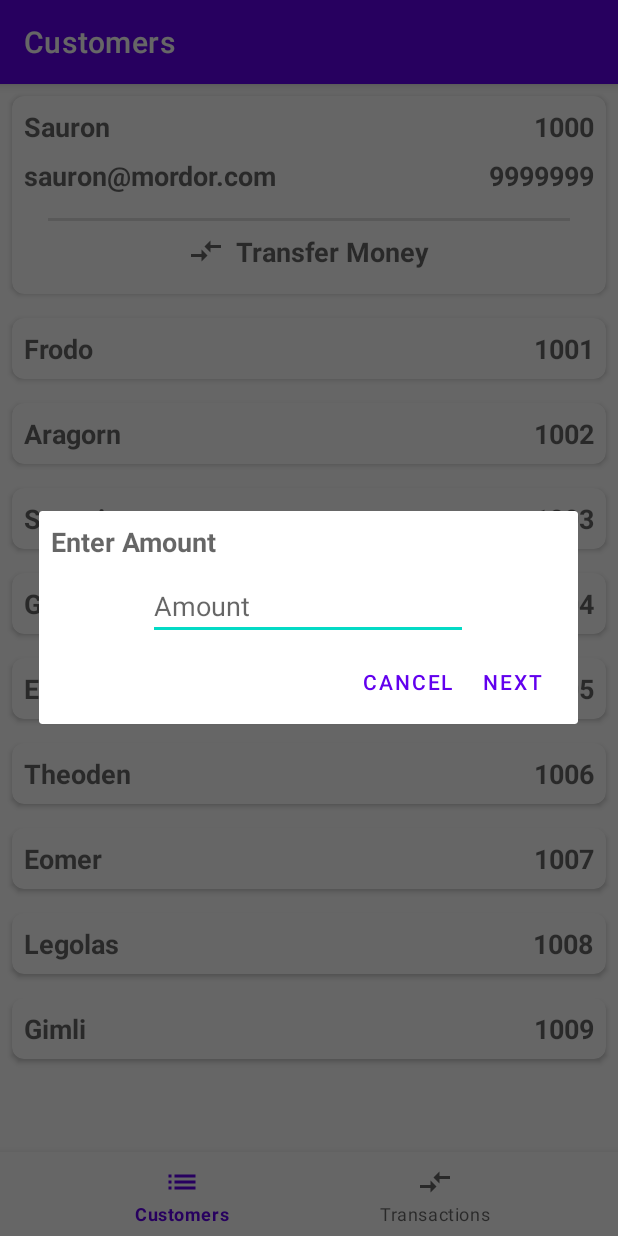
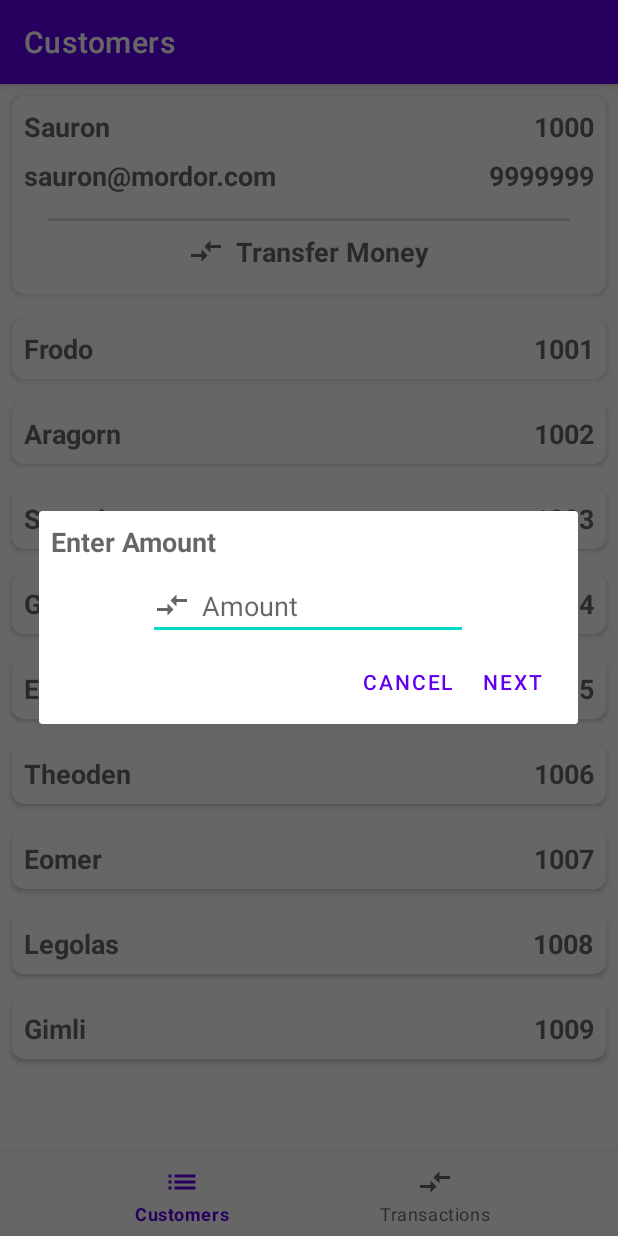
Before and after one commit to sanskar10100/ServerDown, an Android app: the screen it shows after launch (MainActivity), after a tap on "Transfer Money", on a phone screen of 412 x 824 dp. Run offline under Robolectric (Android 15) with nearby library versions, the phone set to English and light mode, and no system bars; our stand-ins replace Room's generated code; 1 other tap on this screen came first.

Commit message:
Added icon in amount edit text

```diff
--- a/app/src/main/res/layout/dialog_transfer_amount.xml
+++ b/app/src/main/res/layout/dialog_transfer_amount.xml
@@ -20,6 +20,8 @@
         android:layout_height="wrap_content"
         android:layout_gravity="center_horizontal"
         android:ems="10"
+        android:drawableLeft="@drawable/ic_baseline_transactions_24"
+        android:drawablePadding="8dp"
         android:hint="Amount"
         android:inputType="number"
         android:selectAllOnFocus="true"
```
